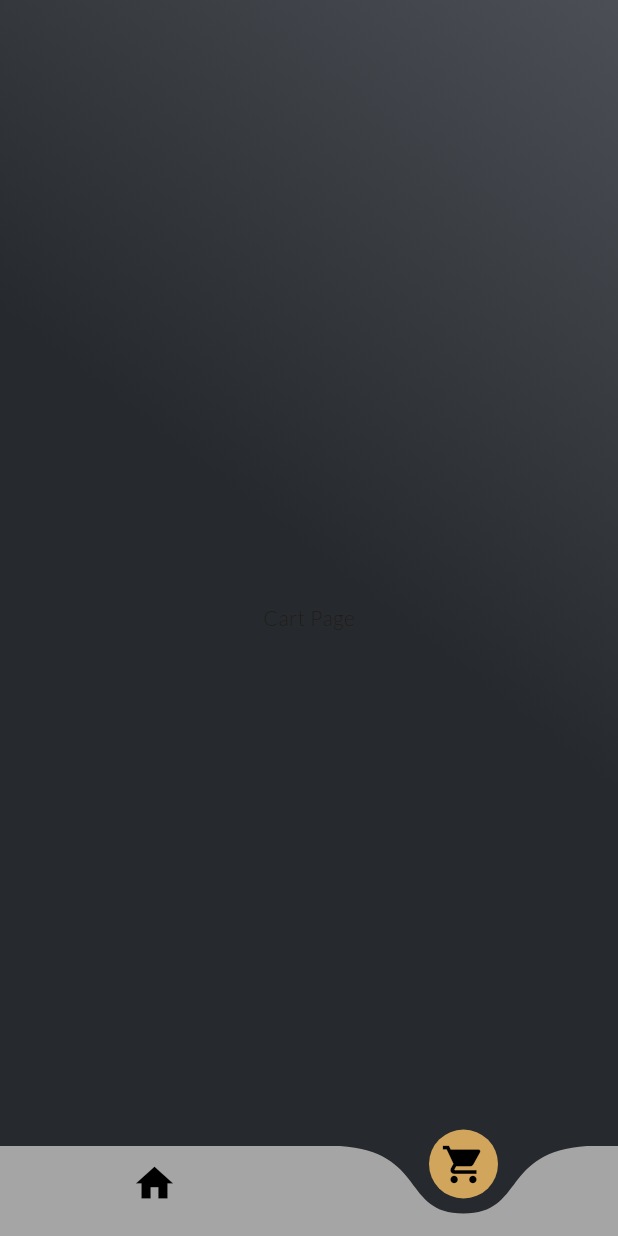
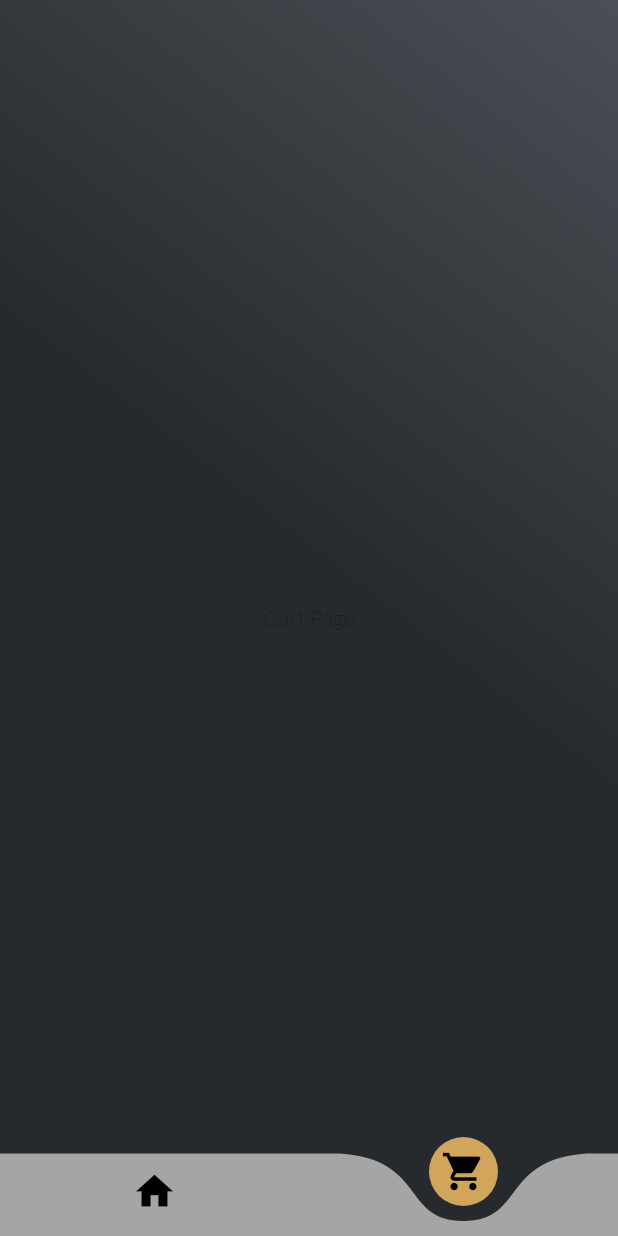
Before and after one commit to rZoysa/shoe_app, a Flutter app: the screen it shows after launch, after a tap on the "shopping cart" icon, on a phone screen of 412 x 824 dp. Run offline on Flutter 3.47's test engine with Material 3 defaults, Android fonts, the phone set to English and light mode, and no system bars.

Commit message:
UI Update

```diff
--- a/lib/home_page.dart
+++ b/lib/home_page.dart
@@ -31,7 +31,8 @@ class _HomePageState extends State<HomePage> {
           Align(
             alignment: Alignment.bottomCenter,
             child: CurvedNavigationBar(
-              height: 60,
+              height: 55,
+              animationDuration: const Duration(milliseconds: 400),
               color: const Color.fromARGB(255, 165, 165, 165),
               buttonBackgroundColor: const Color(0xFFD1A55C),
               animationCurve: Curves.ease,
```
